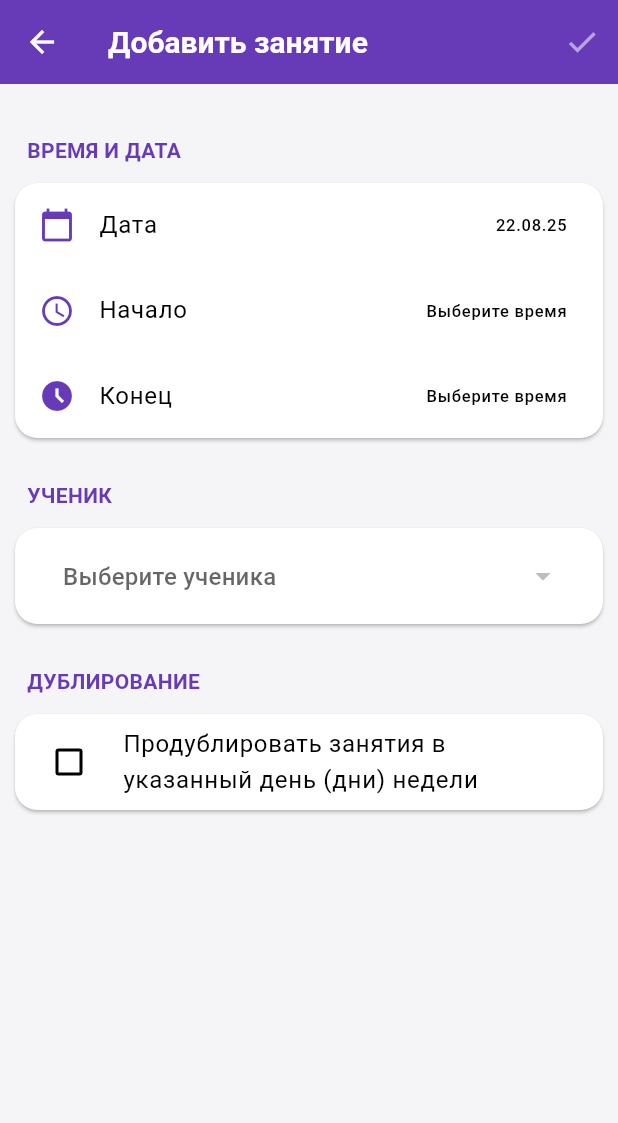
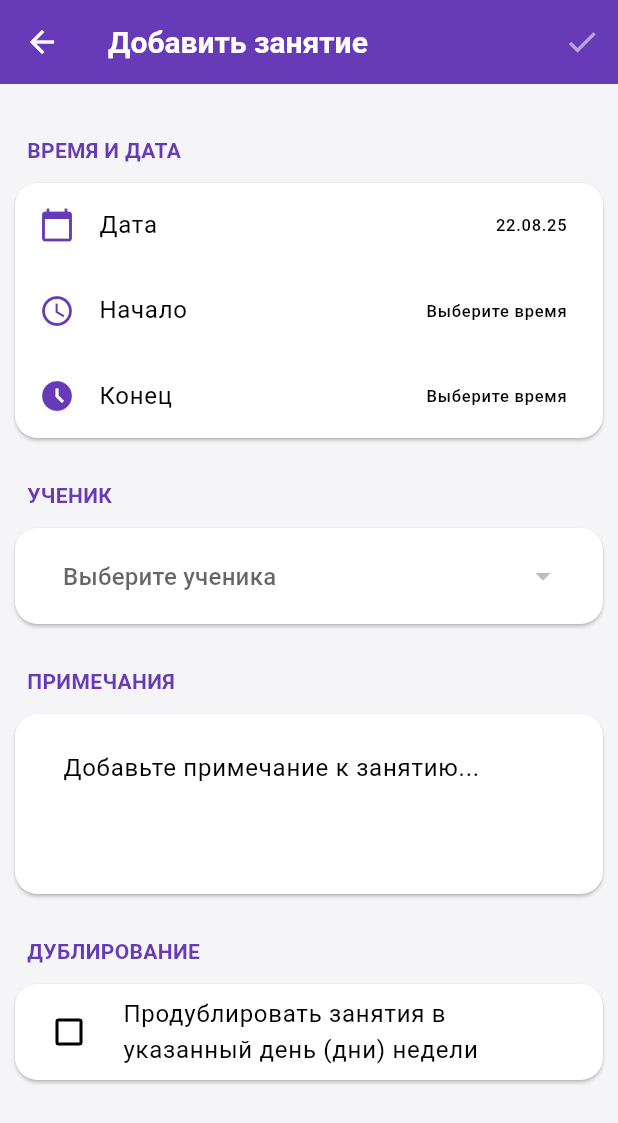
Before and after one commit to danilaJDev/rephelp, a Flutter app: the screen it shows after launch, after a tap on the "add" icon, on a phone screen of 412 x 824 dp. Shown: the top 1123 px of the screen. Run offline on Flutter 3.47's test engine with Material 3 defaults, Android fonts, the phone set to English and light mode, and no system bars; our stand-ins replace sqflite, table_calendar; accounts and stored records are empty.

Commit message:
feat: Implement lesson notes and edit functionality
This commit introduces several features and improvements:

- Unifies the lesson card style across the 'List' and 'Calendar' tabs for a consistent UI.
- Adds a 'notes' field to lessons, allowing users to add and view notes for each session.
- Implements the ability to edit existing lessons via a new 'Edit' option in the lesson menu.

```diff
--- a/lib/data/app_database.dart
+++ b/lib/data/app_database.dart
@@ -28,7 +28,7 @@ class AppDatabase {
 
     return await openDatabase(
       path,
-      version: 4,
+      version: 5,
       onCreate: _onCreate,
       onUpgrade: _onUpgrade,
     );
@@ -57,6 +57,7 @@ class AppDatabase {
         start_time INTEGER,
         end_time INTEGER,
         is_paid INTEGER,
+        notes TEXT,
         FOREIGN KEY (student_id) REFERENCES students(id) ON DELETE CASCADE
       )
     ''');
@@ -112,6 +113,9 @@ class AppDatabase {
         });
       }
       await db.execute('DROP TABLE lessons_old');
+    }
+    if (oldVersion < 5) {
+      await db.execute('ALTER TABLE lessons ADD COLUMN notes TEXT');
     }
   }
 
--- a/lib/models/lesson.dart
+++ b/lib/models/lesson.dart
@@ -4,6 +4,7 @@ class Lesson {
   final DateTime startTime;
   final DateTime endTime;
   final bool isPaid;
+  final String? notes;
 
   Lesson({
     this.id,
@@ -11,6 +12,7 @@ class Lesson {
     required this.startTime,
     required this.endTime,
     this.isPaid = false,
+    this.notes,
   });
 
   Map<String, dynamic> toMap() {
@@ -20,6 +22,7 @@ class Lesson {
       'start_time': startTime.millisecondsSinceEpoch,
       'end_time': endTime.millisecondsSinceEpoch,
       'is_paid': isPaid ? 1 : 0,
+      'notes': notes,
     };
   }
 
@@ -30,6 +33,7 @@ class Lesson {
       startTime: DateTime.fromMillisecondsSinceEpoch(map['start_time'] as int),
       endTime: DateTime.fromMillisecondsSinceEpoch(map['end_time'] as int),
       isPaid: (map['is_paid'] as int) == 1,
+      notes: map['notes'] as String?,
     );
   }
 }
--- a/lib/screens/add_lesson_screen.dart
+++ b/lib/screens/add_lesson_screen.dart
@@ -27,6 +27,7 @@ class _AddLessonScreenState extends State<AddLessonScreen> {
   late DateTime _lessonDate;
   TimeOfDay? _startTime;
   TimeOfDay? _endTime;
+  late TextEditingController _notesController;
   bool _isFormValid = false;
 
   bool _duplicateLessons = false;
@@ -37,12 +38,14 @@ class _AddLessonScreenState extends State<AddLessonScreen> {
   void initState() {
     super.initState();
     _lessonDate = widget.selectedDate;
+    _notesController = TextEditingController();
 
     if (widget.lessonToEdit != null) {
       final lesson = widget.lessonToEdit!;
       _lessonDate = lesson.startTime;
       _startTime = TimeOfDay.fromDateTime(lesson.startTime);
       _endTime = TimeOfDay.fromDateTime(lesson.endTime);
+      _notesController.text = lesson.notes ?? '';
       try {
         _selectedStudent = widget.students.firstWhere(
           (s) => s.id == lesson.studentId,
@@ -110,6 +113,7 @@ class _AddLessonScreenState extends State<AddLessonScreen> {
         startTime: lessonStartTime,
         endTime: lessonEndTime,
         isPaid: widget.lessonToEdit!.isPaid,
+        notes: _notesController.text,
       );
       await database.updateLesson(lessonToUpdate);
     } else if (_duplicateLessons &&
@@ -137,6 +141,7 @@ class _AddLessonScreenState extends State<AddLessonScreen> {
                 _endTime!.hour,
                 _endTime!.minute,
               ),
+              notes: _notesController.text,
             ),
           );
         }
@@ -152,6 +157,7 @@ class _AddLessonScreenState extends State<AddLessonScreen> {
           studentId: student.id!,
           startTime: lessonStartTime,
           endTime: lessonEndTime,
+          notes: _notesController.text,
         ),
       );
       await database.insertLessons(lessonsToSave);
@@ -268,6 +274,25 @@ class _AddLessonScreenState extends State<AddLessonScreen> {
                   isExpanded: true,
                   validator: (value) =>
                       value == null ? 'Пожалуйста, выберите ученика' : null,
+                ),
+              ),
+            ),
+            _buildSectionTitle('Примечания'),
+            Card(
+              color: Colors.white,
+              margin: const EdgeInsets.symmetric(vertical: 4.0),
+              shape: RoundedRectangleBorder(
+                borderRadius: BorderRadius.circular(15.0),
+              ),
+              child: Padding(
+                padding: const EdgeInsets.all(16.0),
+                child: TextFormField(
+                  controller: _notesController,
+                  decoration: const InputDecoration(
+                    hintText: 'Добавьте примечание к занятию...',
+                    border: InputBorder.none,
+                  ),
+                  maxLines: 3,
                 ),
               ),
             ),
```
Also changed, not shown: lib/screens/schedule_screen.dart (+36 -25 lines).
